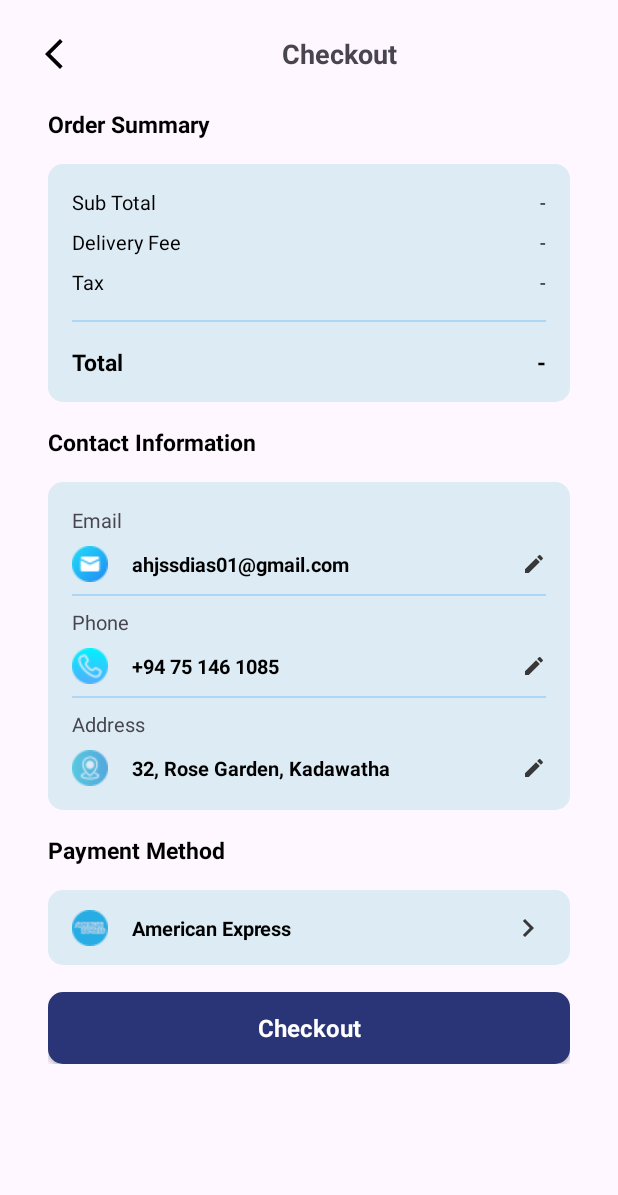
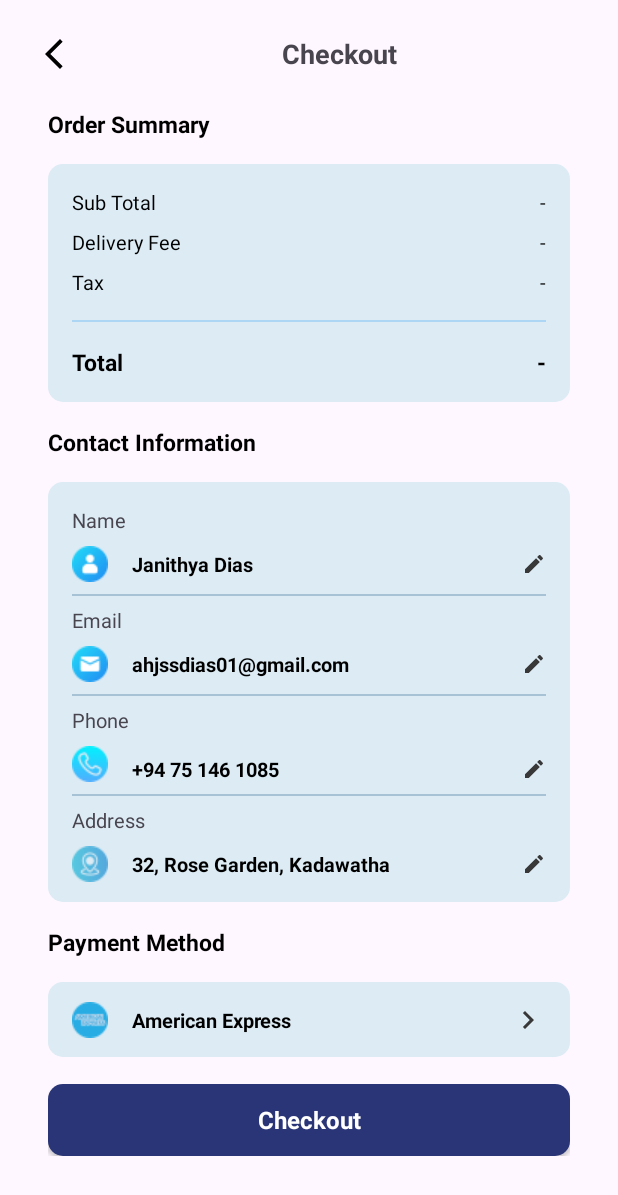
Before and after one commit to IT21203176/E-Commerce-Mobile-Application, an Android app built with Jetpack Compose: the CheckoutActivity screen opened directly, with no data from a screen before it, on a phone screen of 412 x 824 dp. Shown: the top 1195 px of the screen. Run offline under Robolectric (Android 15) with nearby library versions, the phone set to English and light mode, and no system bars; 1 statement that could not run was skipped.

Commit message:
Checkout display Updated

```diff
--- a/app/src/main/res/layout/activity_checkout.xml
+++ b/app/src/main/res/layout/activity_checkout.xml
@@ -74,7 +74,7 @@
                     app:layout_constraintTop_toTopOf="parent" />
 
                 <TextView
-                    android:id="@+id/textView15"
+                    android:id="@+id/subTotAmountTxt"
                     android:layout_width="wrap_content"
                     android:layout_height="wrap_content"
                     android:layout_marginTop="16dp"
@@ -98,7 +98,7 @@
                     app:layout_constraintTop_toBottomOf="@+id/textView14" />
 
                 <TextView
-                    android:id="@+id/textView17"
+                    android:id="@+id/DeliveryAmountTxt"
                     android:layout_width="wrap_content"
                     android:layout_height="wrap_content"
                     android:layout_marginEnd="16dp"
@@ -122,7 +122,7 @@
                     app:layout_constraintTop_toBottomOf="@+id/textView16" />
 
                 <TextView
-                    android:id="@+id/textView19"
+                    android:id="@+id/TaxAmountTxt"
                     android:layout_width="wrap_content"
                     android:layout_height="wrap_content"
                     android:layout_marginEnd="16dp"
@@ -160,7 +160,7 @@
                     app:layout_constraintTop_toBottomOf="@+id/view2" />
 
                 <TextView
-                    android:id="@+id/textView21"
+                    android:id="@+id/TotalAmountTxt"
                     android:layout_width="wrap_content"
                     android:layout_height="wrap_content"
                     android:layout_marginEnd="16dp"
@@ -185,36 +185,94 @@
 
             <androidx.constraintlayout.widget.ConstraintLayout
                 android:layout_width="match_parent"
-                android:layout_height="wrap_content"
-                android:layout_marginLeft="16dp"
+                android:layout_height="280dp"
                 android:layout_marginTop="0dp"
-                android:layout_marginRight="16dp"
                 android:layout_marginBottom="0dp"
-                android:background="@drawable/light_blue_bg">
+                android:layout_marginStart="16dp"
+                android:layout_marginEnd="16dp"
+                android:background="@drawable/light_blue_bg"
+                app:layout_constraintEnd_toEndOf="parent"
+                app:layout_constraintStart_toStartOf="parent">
 
                 <TextView
-                    android:id="@+id/textView25"
+                    android:id="@+id/textView38"
                     android:layout_width="wrap_content"
                     android:layout_height="wrap_content"
                     android:layout_marginStart="16dp"
                     android:layout_marginTop="16dp"
-                    android:text="@string/email"
+                    android:text="@string/name"
                     android:textSize="13sp"
                     app:layout_constraintStart_toStartOf="parent"
                     app:layout_constraintTop_toTopOf="parent" />
 
                 <ImageView
-                    android:id="@+id/imageView3"
+                    android:id="@+id/imageView15"
                     android:layout_width="wrap_content"
                     android:layout_height="wrap_content"
                     android:layout_marginTop="8dp"
-                    android:padding="0dp"
-                    app:layout_constraintStart_toStartOf="@+id/textView25"
-                    app:layout_constraintTop_toBottomOf="@+id/textView25"
+                    android:contentDescription="@string/user_icon_description"
+                    app:layout_constraintStart_toStartOf="@+id/textView38"
+                    app:layout_constraintTop_toBottomOf="@+id/textView38"
+                    app:srcCompat="@drawable/user" />
+
+                <TextView
+                    android:id="@+id/OrderRecepName"
+                    android:layout_width="wrap_content"
+                    android:layout_height="wrap_content"
+                    android:text="@string/r_name"
+                    android:layout_marginStart="16dp"
+                    android:textColor="@color/black"
+                    android:textSize="13sp"
+                    android:textStyle="bold"
+                    app:layout_constraintBottom_toBottomOf="@+id/imageView15"
+                    app:layout_constraintStart_toEndOf="@+id/imageView15"
+                    app:layout_constraintTop_toTopOf="@+id/imageView15" />
+
+                <ImageView
+                    android:id="@+id/imageView16"
+                    android:layout_width="wrap_content"
+                    android:layout_height="wrap_content"
+                    android:contentDescription="@string/edit_icon_description"
+                    app:layout_constraintBottom_toBottomOf="@+id/OrderRecepName"
+                    app:layout_constraintEnd_toEndOf="parent"
+                    app:layout_constraintTop_toTopOf="@+id/OrderRecepName"
+                    app:srcCompat="@drawable/baseline_edit_24"
+                    android:layout_marginEnd="16dp"/>
+
+                <View
+                    android:id="@+id/view3"
+                    android:layout_width="0dp"
+                    android:layout_height="1dp"
+                    app:layout_constraintEnd_toEndOf="parent"
+                    app:layout_constraintStart_toStartOf="parent"
+                    android:layout_marginStart="16dp"
+                    android:layout_marginTop="8dp"
+                    android:layout_marginEnd="16dp"
+                    android:background="#400A4776"
+                    app:layout_constraintTop_toBottomOf="@+id/imageView15" />
+
+                <TextView
+                    android:id="@+id/textView26"
+                    android:layout_width="wrap_content"
+                    android:layout_height="wrap_content"
+                    android:layout_marginTop="16dp"
+                    android:text="@string/email"
+                    android:textSize="13sp"
+                    app:layout_constraintStart_toStartOf="@+id/imageView15"
+                    app:layout_constraintTop_toBottomOf="@+id/imageView15" />
+
+                <ImageView
+                    android:id="@+id/imageView17"
+                    android:layout_width="wrap_content"
+                    android:layout_height="wrap_content"
+                    android:layout_marginTop="8dp"
+                    android:contentDescription="@string/email_icon_description"
+                    app:layout_constraintStart_toStartOf="@+id/imageView15"
+                    app:layout_constraintTop_toBottomOf="@+id/textView26"
                     app:srcCompat="@drawable/mail" />
 
                 <TextView
-                    android:id="@+id/textView26"
+                    android:id="@+id/OrderRecepAddress"
                     android:layout_width="wrap_content"
                     android:layout_height="wrap_content"
                     android:layout_marginStart="16dp"
@@ -222,113 +280,111 @@
                     android:textColor="@color/black"
                     android:textSize="13sp"
                     android:textStyle="bold"
-                    app:layout_constraintBottom_toBottomOf="@+id/imageView3"
-                    app:layout_constraintStart_toEndOf="@+id/imageView3"
-                    app:layout_constraintTop_toTopOf="@+id/imageView3" />
+                    app:layout_constraintBottom_toBottomOf="@+id/imageView17"
+                    app:layout_constraintStart_toEndOf="@+id/imageView17"
+                    app:layout_constraintTop_toTopOf="@+id/imageView17"/>
 
                 <ImageView
-                    android:id="@+id/imageView4"
+                    android:id="@+id/imageView18"
                     android:layout_width="wrap_content"
                     android:layout_height="wrap_content"
+                    app:layout_constraintBottom_toBottomOf="@+id/OrderRecepAddress"
+                    app:layout_constraintEnd_toEndOf="parent"
+                    app:layout_constraintTop_toTopOf="@+id/OrderRecepAddress"
+                    app:srcCompat="@drawable/baseline_edit_24"
                     android:layout_marginEnd="16dp"
-                    android:contentDescription="@string/edit_icon_description"
-                    app:layout_constraintBottom_toBottomOf="@+id/textView26"
-                    app:layout_constraintEnd_toEndOf="parent"
-                    app:layout_constraintTop_toTopOf="@+id/textView26"
-                    app:srcCompat="@drawable/baseline_edit_24" />
+                    android:contentDescription="@string/edit_icon_description"/>
 
                 <View
-                    android:id="@+id/view3"
+                    android:id="@+id/view4"
                     android:layout_width="0dp"
                     android:layout_height="1dp"
+                    app:layout_constraintEnd_toEndOf="parent"
+                    app:layout_constraintStart_toStartOf="parent"
+                    app:layout_constraintTop_toBottomOf="@+id/imageView17"
                     android:layout_marginStart="16dp"
                     android:layout_marginTop="8dp"
                     android:layout_marginEnd="16dp"
-                    android:background="#402196F3"
-                    app:layout_constraintEnd_toEndOf="parent"
-                    app:layout_constraintStart_toStartOf="parent"
-                    app:layout_constraintTop_toBottomOf="@+id/imageView3" />
-
-                <TextView
-                    android:id="@+id/textView27"
-                    android:layout_width="wrap_content"
-                    android:layout_height="wrap_content"
-                    android:layout_marginTop="8dp"
-                    android:text="@string/phone"
-                    android:textSize="13sp"
-                    app:layout_constraintStart_toStartOf="@+id/imageView3"
-                    app:layout_constraintTop_toBottomOf="@+id/view3" />
-
-                <ImageView
-                    android:id="@+id/imageView5"
-                    android:layout_width="wrap_content"
-                    android:layout_height="wrap_content"
-                    android:layout_marginTop="8dp"
-                    android:padding="0dp"
-                    app:layout_constraintStart_toStartOf="@+id/imageView3"
-                    app:layout_constraintTop_toBottomOf="@+id/textView27"
-                    app:srcCompat="@drawable/call" />
+                    android:background="#400A4776"/>
 
                 <TextView
                     android:id="@+id/textView28"
                     android:layout_width="wrap_content"
                     android:layout_height="wrap_content"
+                    android:layout_marginTop="16dp"
+                    android:text="@string/phone"
+                    android:textSize="13sp"
+                    app:layout_constraintStart_toStartOf="@+id/imageView17"
+                    app:layout_constraintTop_toBottomOf="@+id/imageView17" />
+
+                <ImageView
+                    android:id="@+id/imageView20"
+                    android:layout_width="wrap_content"
+                    android:layout_height="wrap_content"
+                    android:layout_marginTop="8dp"
+                    android:contentDescription="@string/phone_icon_description"
+                    app:layout_constraintStart_toStartOf="@+id/imageView17"
+                    app:layout_constraintTop_toBottomOf="@+id/textView28"
+                    app:srcCompat="@drawable/call" />
+
+                <TextView
+                    android:id="@+id/OrderRecepMobile"
+                    android:layout_width="wrap_content"
+                    android:layout_height="wrap_content"
                     android:layout_marginStart="16dp"
+                    android:layout_marginTop="6dp"
                     android:text="@string/pvt_phone"
                     android:textColor="@color/black"
                     android:textSize="13sp"
                     android:textStyle="bold"
-                    app:layout_constraintBottom_toBottomOf="@+id/imageView5"
-                    app:layout_constraintStart_toEndOf="@+id/imageView5"
-                    app:layout_constraintTop_toTopOf="@+id/imageView5" />
+                    app:layout_constraintBottom_toBottomOf="@+id/imageView20"
+                    app:layout_constraintStart_toEndOf="@+id/imageView20"
+                    app:layout_constraintTop_toTopOf="@+id/imageView20" />
 
                 <ImageView
-                    android:id="@+id/imageView6"
+                    android:id="@+id/imageView21"
                     android:layout_width="wrap_content"
                     android:layout_height="wrap_content"
                     android:layout_marginEnd="16dp"
-                    app:layout_constraintBottom_toBottomOf="@+id/textView28"
+                    app:layout_constraintBottom_toBottomOf="@+id/OrderRecepMobile"
                     app:layout_constraintEnd_toEndOf="parent"
-                    app:layout_constraintTop_toTopOf="@+id/textView28"
+                    app:layout_constraintTop_toTopOf="@+id/OrderRecepMobile"
                     app:srcCompat="@drawable/baseline_edit_24" />
 
                 <View
                     android:id="@+id/view5"
                     android:layout_width="0dp"
                     android:layout_height="1dp"
+                    app:layout_constraintEnd_toEndOf="parent"
+                    app:layout_constraintStart_toStartOf="parent"
                     android:layout_marginStart="16dp"
                     android:layout_marginTop="8dp"
                     android:layout_marginEnd="16dp"
-                    android:background="#402196F3"
-                    app:layout_constraintEnd_toEndOf="parent"
-                    app:layout_constraintHorizontal_bias="0.0"
-                    app:layout_constraintStart_toStartOf="parent"
-                    app:layout_constraintTop_toBottomOf="@+id/imageView5" />
+                    android:background="#400A4776"
+                    app:layout_constraintTop_toBottomOf="@+id/imageView20" />
 
                 <TextView
-                    android:id="@+id/textView29"
+                    android:id="@+id/textView30"
+                    android:layout_width="wrap_content"
+                    android:layout_height="wrap_content"
+                    android:layout_marginTop="16dp"
+                    android:text="@string/address"
+                    android:textSize="13sp"
+                    app:layout_constraintStart_toStartOf="@+id/imageView20"
+                    app:layout_constraintTop_toBottomOf="@+id/imageView20" />
+
+                <ImageView
+                    android:id="@+id/imageView22"
                     android:layout_width="wrap_content"
                     android:layout_height="wrap_content"
                     android:layout_marginTop="8dp"
-                    android:text="@string/address"
-                    android:textSize="13sp"
-                    app:layout_constraintStart_toStartOf="@+id/imageView5"
-                    app:layout_constraintTop_toBottomOf="@+id/view5" />
-
-                <ImageView
-                    android:id="@+id/imageView7"
-                    android:layout_width="wrap_content"
-                    android:layout_height="wrap_content"
-                    android:layout_marginTop="8dp"
-                    android:layout_marginBottom="16dp"
-                    android:padding="0dp"
-                    app:layout_constraintBottom_toBottomOf="parent"
-                    app:layout_constraintStart_toStartOf="@+id/imageView5"
-                    app:layout_constraintTop_toBottomOf="@+id/textView29"
+                    android:contentDescription="@string/address_icon_description"
+                    app:layout_constraintStart_toStartOf="@+id/imageView20"
+                    app:layout_constraintTop_toBottomOf="@+id/textView30"
                     app:srcCompat="@drawable/location" />
 
                 <TextView
-                    android:id="@+id/textView30"
+                    android:id="@+id/OrderRecepEmail"
                     android:layout_width="wrap_content"
                     android:layout_height="wrap_content"
                     android:layout_marginStart="16dp"
@@ -336,19 +392,20 @@
                     android:textColor="@color/black"
                     android:textSize="13sp"
                     android:textStyle="bold"
-                    app:layout_constraintBottom_toBottomOf="@+id/imageView7"
-                    app:layout_constraintStart_toEndOf="@+id/imageView7"
-                    app:layout_constraintTop_toTopOf="@+id/imageView7" />
+                    app:layout_constraintBottom_toBottomOf="@+id/imageView22"
+                    app:layout_constraintStart_toEndOf="@+id/imageView22"
+                    app:layout_constraintTop_toTopOf="@+id/imageView22" />
 
                 <ImageView
-                    android:id="@+id/imageView8"
+                    android:id="@+id/imageView23"
                     android:layout_width="wrap_content"
                     android:layout_height="wrap_content"
                     android:layout_marginEnd="16dp"
-                    app:layout_constraintBottom_toBottomOf="@+id/textView30"
+                    app:layout_constraintBottom_toBottomOf="@+id/OrderRecepEmail"
                     app:layout_constraintEnd_toEndOf="parent"
-                    app:layout_constraintTop_toTopOf="@+id/textView30"
+                    app:layout_constraintTop_toTopOf="@+id/OrderRecepEmail"
                     app:srcCompat="@drawable/baseline_edit_24" />
+
 
             </androidx.constraintlayout.widget.ConstraintLayout>
 
--- a/app/src/main/res/values/strings.xml
+++ b/app/src/main/res/values/strings.xml
@@ -55,6 +55,8 @@
     <string name="wishlist">Wishlist</string>
     <string name="order">My Order</string>
     <string name="cart">Cart</string>
+    <string name="name">Name</string>
+    <string name="r_name">Janithya Dias</string>
     <string name="profile">Profile</string>
     <string name="pay_success">Your Payment is Successful.</string>
     <string name="backToShop">Back to Shopping</string>
@@ -66,6 +68,8 @@
 
     <string name="edit_icon_description">Edit Contact Information</string>
     <string name="phone_icon_description">Phone Icon</string>
+    <string name="address_icon_description">Address Icon</string>
+    <string name="user_icon_description">User Icon</string>
     <string name="search_icon_description">Search Icon</string>
     <string name="email_icon_description">Email Icon</string>
     <string name="shoe_img_description">Shoe Image</string>
```
Also changed, not shown: app/src/main/res/drawable/user.png (added).
